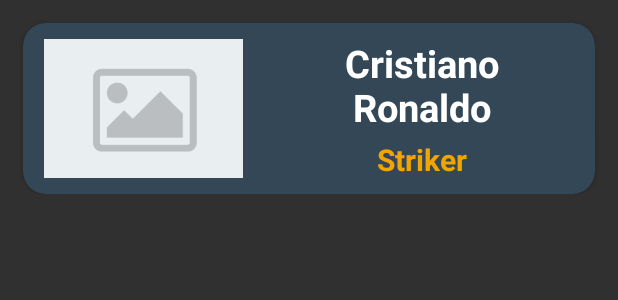
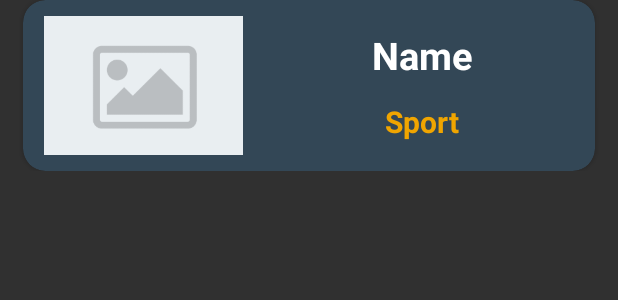
Before and after one commit to ricardosibrian/parcial1-sibrian, an Android app: the layout team_item.xml on its own in the app's theme, with its tools: preview values and no code run, on a phone screen of 412 x 824 dp. Shown: the top 300 px of the screen. Run offline under Robolectric (Android 15) with nearby library versions, the phone set to English and light mode, and no system bars.

Commit message:
Commit final

```diff
--- a/Parcial1/app/src/main/java/com/example/parcial1pdm/ui/team/viewmodel/TeamViewModel.kt
+++ b/Parcial1/app/src/main/java/com/example/parcial1pdm/ui/team/viewmodel/TeamViewModel.kt
@@ -53,6 +53,12 @@ class TeamViewModel(private val repository: TeamRepository): ViewModel() {
         status.value = INACTIVE
     }
 
+    // Funcion para implementar el RecyclerView
+    fun setSelectedTeam(team: TeamModel) {
+        name.value = team.name
+        sport.value = team.sport
+    }
+
     companion object {
         val Factory = viewModelFactory {
             initializer {
--- a/Parcial1/app/src/main/res/layout/team_item.xml
+++ b/Parcial1/app/src/main/res/layout/team_item.xml
@@ -4,13 +4,13 @@
 
     <androidx.constraintlayout.widget.ConstraintLayout
         android:layout_width="match_parent"
-        android:layout_height="wrap_content">
+        android:layout_height="wrap_content"
+        android:layout_marginBottom="@dimen/medium_gap">
 
         <androidx.cardview.widget.CardView
             android:id="@+id/card"
             android:layout_width="match_parent"
             android:layout_height="wrap_content"
-            android:layout_marginTop="@dimen/medium_gap"
             android:layout_marginStart="@dimen/medium_gap"
             android:layout_marginEnd="@dimen/medium_gap"
             android:backgroundTint="@color/card"
@@ -39,7 +39,7 @@
                     android:layout_width="160dp"
                     android:layout_height="wrap_content"
                     android:gravity="center"
-                    android:text="Cristiano Ronaldo"
+                    android:text="@string/name"
                     android:textColor="@color/white"
                     android:textStyle="bold"
                     android:textSize="25dp"
@@ -52,7 +52,7 @@
                     android:id="@+id/secondTitle"
                     android:layout_width="wrap_content"
                     android:layout_height="wrap_content"
-                    android:text="Striker"
+                    android:text="@string/sport"
                     android:textSize="20dp"
                     android:textStyle="bold"
                     android:textColor="@color/secondColor"
--- a/Parcial1/app/src/main/res/values/strings.xml
+++ b/Parcial1/app/src/main/res/values/strings.xml
@@ -4,4 +4,6 @@
     <string name="hello_blank_fragment">Hello blank fragment</string>
     <string name="add_new_team">Add new Team</string>
     <string name="add_team">Add Team</string>
+    <string name="name">Name</string>
+    <string name="sport">Sport</string>
 </resources>
```
Also changed, not shown: Parcial1/app/src/main/java/com/example/parcial1pdm/ui/team/TeamFragment.kt (+21 -2 lines), Parcial1/app/src/main/java/com/example/parcial1pdm/ui/team/home/HomeFragment.kt (+43 -17 lines), Parcial1/app/src/main/res/layout/fragment_home.xml (+12 -2 lines), Parcial1/app/src/main/res/layout/fragment_team.xml (+14 -6 lines).
